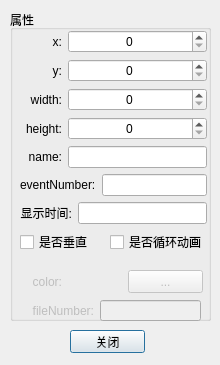
wc227/PSDPPRV, file WorkFlow/citempropertydialog.ui: the form before one commit.
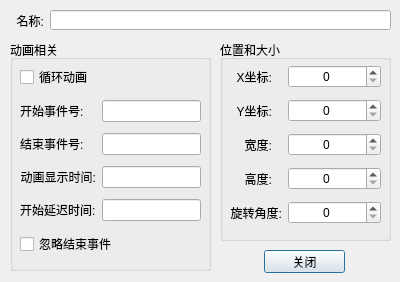
The form after the commit.

Commit message: 20171201 1 给“系统运行状态”页面上添加右键菜单，可添加和删除图元。 2 给“系统运行状态”页面上图元添加按键支持，可通过键盘移动图元，删除图元。 3 给“系统运行状态”页面上图元添加编辑对话框，可编辑图元的属性。 4 折线上添加动画效果，有两种类型的动画。一种是使用不断移动的三角形箭头，另一种是不断流动的虚线（流水效果）。 5 进一步优化了“动态条形图”和“输出矩形框”两种图元。

What changed in the file:
```diff
--- a/WorkFlow/citempropertydialog.ui
+++ b/WorkFlow/citempropertydialog.ui
@@ -6,86 +6,108 @@
    <rect>
     <x>0</x>
     <y>0</y>
-    <width>220</width>
-    <height>365</height>
+    <width>400</width>
+    <height>282</height>
    </rect>
   </property>
+  <property name="sizePolicy">
+   <sizepolicy hsizetype="Fixed" vsizetype="Fixed">
+    <horstretch>0</horstretch>
+    <verstretch>0</verstretch>
+   </sizepolicy>
+  </property>
   <property name="minimumSize">
    <size>
-    <width>220</width>
-    <height>365</height>
+    <width>400</width>
+    <height>282</height>
    </size>
   </property>
   <property name="maximumSize">
    <size>
-    <width>220</width>
-    <height>365</height>
+    <width>400</width>
+    <height>282</height>
    </size>
   </property>
   <property name="windowTitle">
    <string>Dialog</string>
   </property>
-  <widget class="QGroupBox" name="propertyDialog">
+  <widget class="QPushButton" name="btnOK">
    <property name="geometry">
     <rect>
-     <x>10</x>
+     <x>264</x>
+     <y>250</y>
+     <width>81</width>
+     <height>23</height>
+    </rect>
+   </property>
+   <property name="text">
+    <string>关闭</string>
+   </property>
+   <property name="default">
+    <bool>true</bool>
+   </property>
+  </widget>
+  <widget class="QLineEdit" name="lineEdit_Name">
+   <property name="geometry">
+    <rect>
+     <x>50</x>
      <y>10</y>
-     <width>201</width>
-     <height>311</height>
+     <width>341</width>
+     <height>20</height>
+    </rect>
+   </property>
+  </widget>
+  <widget class="QLabel" name="nameLabel">
+   <property name="geometry">
+    <rect>
+     <x>2</x>
+     <y>10</y>
+     <width>42</width>
+     <height>21</height>
+    </rect>
+   </property>
+   <property name="sizePolicy">
+    <sizepolicy hsizetype="Fixed" vsizetype="Preferred">
+     <horstretch>0</horstretch>
+     <verstretch>0</verstretch>
+    </sizepolicy>
+   </property>
+   <property name="minimumSize">
+    <size>
+     <width>42</width>
+     <height>0</height>
+    </size>
+   </property>
+   <property name="text">
+    <string>名称:</string>
+   </property>
+   <property name="alignment">
+    <set>Qt::AlignRight|Qt::AlignTrailing|Qt::AlignVCenter</set>
+   </property>
+  </widget>
+  <widget class="QGroupBox" name="groupBox">
+   <property name="geometry">
+    <rect>
+     <x>220</x>
+     <y>40</y>
+     <width>171</width>
+     <height>201</height>
     </rect>
    </property>
    <property name="title">
-    <string>属性</string>
+    <string>位置和大小</string>
    </property>
-   <widget class="QWidget" name="layoutWidget">
+   <widget class="QWidget" name="">
     <property name="geometry">
      <rect>
       <x>10</x>
       <y>20</y>
-      <width>187</width>
-      <height>231</height>
+      <width>151</width>
+      <height>171</height>
      </rect>
     </property>
     <layout class="QGridLayout" name="gridLayout">
-     <item row="1" column="0">
-      <layout class="QHBoxLayout" name="horizontalLayout_2">
-       <item>
-        <widget class="QLabel" name="pos_Y">
-         <property name="sizePolicy">
-          <sizepolicy hsizetype="Fixed" vsizetype="Preferred">
-           <horstretch>0</horstretch>
-           <verstretch>0</verstretch>
-          </sizepolicy>
-         </property>
-         <property name="minimumSize">
-          <size>
-           <width>42</width>
-           <height>0</height>
-          </size>
-         </property>
-         <property name="text">
-          <string>y:</string>
-         </property>
-         <property name="alignment">
-          <set>Qt::AlignRight|Qt::AlignTrailing|Qt::AlignVCenter</set>
-         </property>
-        </widget>
-       </item>
-       <item>
-        <widget class="QSpinBox" name="spinBox_Y">
-         <property name="alignment">
-          <set>Qt::AlignCenter</set>
-         </property>
-         <property name="maximum">
-          <number>1000</number>
-         </property>
-        </widget>
-       </item>
-      </layout>
-     </item>
      <item row="0" column="0">
-      <layout class="QHBoxLayout" name="horizontalLayout">
-       <item>
         <widget class="QLabel" name="pos_X">
          <property name="sizePolicy">
           <sizepolicy hsizetype="Fixed" vsizetype="Preferred">
@@ -99,15 +121,18 @@
            <height>0</height>
           </size>
          </property>
+       <property name="layoutDirection">
+        <enum>Qt::LeftToRight</enum>
+       </property>
          <property name="text">
-          <string>x:</string>
+        <string>X坐标:</string>
          </property>
          <property name="alignment">
           <set>Qt::AlignRight|Qt::AlignTrailing|Qt::AlignVCenter</set>
          </property>
         </widget>
        </item>
-       <item>
+     <item row="0" column="1">
         <widget class="QSpinBox" name="spinBox_X">
          <property name="alignment">
           <set>Qt::AlignCenter</set>
@@ -117,12 +142,8 @@
          </property>
         </widget>
        </item>
-      </layout>
-     </item>
-     <item row="3" column="0">
-      <layout class="QHBoxLayout" name="horizontalLayout_4">
-       <item>
-        <widget class="QLabel" name="size_Height">
+     <item row="1" column="0">
+      <widget class="QLabel" name="pos_Y">
          <property name="sizePolicy">
           <sizepolicy hsizetype="Fixed" vsizetype="Preferred">
            <horstretch>0</horstretch>
@@ -135,16 +156,19 @@
            <height>0</height>
           </size>
          </property>
+       <property name="layoutDirection">
+        <enum>Qt::LeftToRight</enum>
+       </property>
          <property name="text">
-          <string>height:</string>
+        <string>Y坐标:</string>
          </property>
          <property name="alignment">
           <set>Qt::AlignRight|Qt::AlignTrailing|Qt::AlignVCenter</set>
          </property>
         </widget>
        </item>
-       <item>
-        <widget class="QSpinBox" name="spinBox_Height">
+     <item row="1" column="1">
+      <widget class="QSpinBox" name="spinBox_Y">
          <property name="alignment">
           <set>Qt::AlignCenter</set>
          </property>
@@ -153,11 +177,7 @@
          </property>
         </widget>
        </item>
-      </layout>
-     </item>
      <item row="2" column="0">
-      <layout class="QHBoxLayout" name="horizontalLayout_3">
-       <item>
         <widget class="QLabel" name="size_Width">
          <property name="sizePolicy">
           <sizepolicy hsizetype="Fixed" vsizetype="Preferred">
@@ -171,15 +191,18 @@
            <height>0</height>
           </size>
          </property>
+       <property name="layoutDirection">
+        <enum>Qt::LeftToRight</enum>
+       </property>
          <property name="text">
-          <string>width:</string>
+        <string>宽度:</string>
          </property>
          <property name="alignment">
           <set>Qt::AlignRight|Qt::AlignTrailing|Qt::AlignVCenter</set>
          </property>
         </widget>
        </item>
-       <item>
+     <item row="2" column="1">
         <widget class="QSpinBox" name="spinBox_Width">
          <property name="alignment">
           <set>Qt::AlignCenter</set>
@@ -189,12 +212,43 @@
          </property>
         </widget>
        </item>
-      </layout>
+     <item row="3" column="0">
+      <widget class="QLabel" name="size_Height">
+       <property name="sizePolicy">
+        <sizepolicy hsizetype="Fixed" vsizetype="Preferred">
+         <horstretch>0</horstretch>
+         <verstretch>0</verstretch>
+        </sizepolicy>
+       </property>
+       <property name="minimumSize">
+        <size>
+         <width>42</width>
+         <height>0</height>
+        </size>
+       </property>
+       <property name="layoutDirection">
+        <enum>Qt::LeftToRight</enum>
+       </property>
+       <property name="text">
+        <string>高度:</string>
+       </property>
+       <property name="alignment">
+        <set>Qt::AlignRight|Qt::AlignTrailing|Qt::AlignVCenter</set>
+       </property>
+      </widget>
+     </item>
+     <item row="3" column="1">
+      <widget class="QSpinBox" name="spinBox_Height">
+       <property name="alignment">
+        <set>Qt::AlignCenter</set>
+       </property>
+       <property name="maximum">
+        <number>1000</number>
+       </property>
+      </widget>
      </item>
      <item row="4" column="0">
-      <layout class="QHBoxLayout" name="horizontalLayout_6">
-       <item>
-        <widget class="QLabel" name="nameLabel">
+      <widget class="QLabel" name="pos_X_2">
          <property name="sizePolicy">
           <sizepolicy hsizetype="Fixed" vsizetype="Preferred">
            <horstretch>0</horstretch>
@@ -207,205 +261,131 @@
            <height>0</height>
           </size>
          </property>
-         <property name="text">
-          <string>name:</string>
-         </property>
-         <property name="alignment">
-          <set>Qt::AlignRight|Qt::AlignTrailing|Qt::AlignVCenter</set>
-         </property>
-        </widget>
-       </item>
-       <item>
-        <widget class="QLineEdit" name="namelineEdit"/>
-       </item>
-      </layout>
-     </item>
-     <item row="6" column="0">
-      <layout class="QHBoxLayout" name="horizontalLayout_7">
-       <item>
-        <widget class="QLabel" name="showTimeLabel">
          <property name="layoutDirection">
           <enum>Qt::LeftToRight</enum>
          </property>
          <property name="text">
-          <string>显示时间:</string>
+        <string>旋转角度:</string>
          </property>
          <property name="alignment">
           <set>Qt::AlignRight|Qt::AlignTrailing|Qt::AlignVCenter</set>
          </property>
         </widget>
        </item>
-       <item>
-        <widget class="QLineEdit" name="showTimeLineEdit"/>
-       </item>
-      </layout>
-     </item>
-     <item row="5" column="0">
-      <layout class="QHBoxLayout" name="horizontalLayout_5">
-       <item>
+     <item row="4" column="1">
+      <widget class="QSpinBox" name="spinBox_Rotation">
+       <property name="alignment">
+        <set>Qt::AlignCenter</set>
+       </property>
+       <property name="maximum">
+        <number>1000</number>
+       </property>
+      </widget>
+     </item>
+    </layout>
+   </widget>
+  </widget>
+  <widget class="QGroupBox" name="groupBox_2">
+   <property name="geometry">
+    <rect>
+     <x>10</x>
+     <y>40</y>
+     <width>201</width>
+     <height>231</height>
+    </rect>
+   </property>
+   <property name="title">
+    <string>动画相关</string>
+   </property>
+   <widget class="QWidget" name="">
+    <property name="geometry">
+     <rect>
+      <x>10</x>
+      <y>20</y>
+      <width>181</width>
+      <height>201</height>
+     </rect>
+    </property>
+    <layout class="QGridLayout" name="gridLayout_2">
+     <item row="1" column="0">
         <widget class="QLabel" name="eventNumberLabel">
          <property name="layoutDirection">
-          <enum>Qt::LeftToRight</enum>
+        <enum>Qt::RightToLeft</enum>
          </property>
          <property name="text">
-          <string>eventNumber:</string>
+        <string>开始事件号:</string>
          </property>
         </widget>
        </item>
-       <item>
-        <widget class="QLineEdit" name="eventNumberlineEdit"/>
-       </item>
-      </layout>
+     <item row="2" column="1">
+      <widget class="QLineEdit" name="lineEdit_Event_Stop"/>
+     </item>
+     <item row="3" column="0">
+      <widget class="QLabel" name="showTimeLabel">
+       <property name="layoutDirection">
+        <enum>Qt::RightToLeft</enum>
+       </property>
+       <property name="text">
+        <string>动画显示时间:</string>
+       </property>
+       <property name="alignment">
+        <set>Qt::AlignRight|Qt::AlignTrailing|Qt::AlignVCenter</set>
+       </property>
+      </widget>
      </item>
-     <item row="7" column="0">
-      <layout class="QHBoxLayout" name="horizontalLayout_15">
-       <item>
-        <widget class="QCheckBox" name="checkBox">
+     <item row="5" column="0" colspan="2">
+      <widget class="QCheckBox" name="checkBox_IgnoreEndEvent">
          <property name="text">
-          <string>是否垂直</string>
+        <string>忽略结束事件</string>
          </property>
         </widget>
        </item>
-       <item>
+     <item row="4" column="0">
+      <widget class="QLabel" name="eventNumberLabel_3">
+       <property name="layoutDirection">
+        <enum>Qt::RightToLeft</enum>
+       </property>
+       <property name="text">
+        <string>开始延迟时间:</string>
+       </property>
+      </widget>
+     </item>
+     <item row="4" column="1">
+      <widget class="QLineEdit" name="lineEdit_StartDelay">
+       <property name="toolTip">
+        <string>单位：秒</string>
+       </property>
+      </widget>
+     </item>
+     <item row="3" column="1">
+      <widget class="QLineEdit" name="lineEdit_Duration">
+       <property name="toolTip">
+        <string>单位：秒</string>
+       </property>
+      </widget>
+     </item>
+     <item row="1" column="1">
+      <widget class="QLineEdit" name="lineEdit_Event_Start"/>
+     </item>
+     <item row="2" column="0">
+      <widget class="QLabel" name="eventNumberLabel_2">
+       <property name="layoutDirection">
+        <enum>Qt::RightToLeft</enum>
+       </property>
+       <property name="text">
+        <string>结束事件号:</string>
+       </property>
+      </widget>
+     </item>
+     <item row="0" column="0">
         <widget class="QCheckBox" name="checkBox_Loop">
          <property name="text">
-          <string>是否循环动画</string>
+        <string>循环动画</string>
          </property>
         </widget>
        </item>
       </layout>
-     </item>
-    </layout>
    </widget>
-   <widget class="QLabel" name="colorLabel">
-    <property name="enabled">
-     <bool>false</bool>
-    </property>
-    <property name="geometry">
-     <rect>
-      <x>10</x>
-      <y>260</y>
-      <width>42</width>
-      <height>23</height>
-     </rect>
-    </property>
-    <property name="sizePolicy">
-     <sizepolicy hsizetype="Fixed" vsizetype="Preferred">
-      <horstretch>0</horstretch>
-      <verstretch>0</verstretch>
-     </sizepolicy>
-    </property>
-    <property name="minimumSize">
-     <size>
-      <width>42</width>
-      <height>0</height>
-     </size>
-    </property>
-    <property name="text">
-     <string>color:</string>
-    </property>
-    <property name="alignment">
-     <set>Qt::AlignRight|Qt::AlignTrailing|Qt::AlignVCenter</set>
-    </property>
-   </widget>
-   <widget class="QLabel" name="colorshowLabel">
-    <property name="enabled">
-     <bool>false</bool>
-    </property>
-    <property name="geometry">
-     <rect>
-      <x>58</x>
-      <y>260</y>
-      <width>54</width>
-      <height>23</height>
-     </rect>
-    </property>
-    <property name="sizePolicy">
-     <sizepolicy hsizetype="Fixed" vsizetype="Preferred">
-      <horstretch>0</horstretch>
-      <verstretch>0</verstretch>
-     </sizepolicy>
-    </property>
-    <property name="minimumSize">
-     <size>
-      <width>54</width>
-      <height>0</height>
-     </size>
-    </property>
-    <property name="text">
-     <string/>
-    </property>
-   </widget>
-   <widget class="QPushButton" name="setColorButton">
-    <property name="enabled">
-     <bool>false</bool>
-    </property>
-    <property name="geometry">
-     <rect>
-      <x>118</x>
-      <y>260</y>
-      <width>75</width>
-      <height>23</height>
-     </rect>
-    </property>
-    <property name="sizePolicy">
-     <sizepolicy hsizetype="Maximum" vsizetype="Fixed">
-      <horstretch>0</horstretch>
-      <verstretch>0</verstretch>
-     </sizepolicy>
-    </property>
-    <property name="text">
-     <string>...</string>
-    </property>
-   </widget>
-   <widget class="QLineEdit" name="fileNumberlineEdit">
-    <property name="enabled">
-     <bool>false</bool>
-    </property>
-    <property name="geometry">
-     <rect>
-      <x>90</x>
-      <y>290</y>
-      <width>101</width>
-      <height>21</height>
-     </rect>
-    </property>
-   </widget>
-   <widget class="QLabel" name="fileNumberLabel">
-    <property name="enabled">
-     <bool>false</bool>
-    </property>
-    <property name="geometry">
-     <rect>
-      <x>12</x>
-      <y>290</y>
-      <width>72</width>
-      <height>21</height>
-     </rect>
-    </property>
-    <property name="text">
-     <string>fileNumber:</string>
-    </property>
-    <property name="alignment">
-     <set>Qt::AlignRight|Qt::AlignTrailing|Qt::AlignVCenter</set>
-    </property>
-   </widget>
-  </widget>
-  <widget class="QPushButton" name="btnOK">
-   <property name="geometry">
-    <rect>
-     <x>70</x>
-     <y>330</y>
-     <width>75</width>
-     <height>23</height>
-    </rect>
-   </property>
-   <property name="text">
-    <string>关闭</string>
-   </property>
-   <property name="default">
-    <bool>true</bool>
-   </property>
   </widget>
  </widget>
  <resources/>
```
Left out of the diff: 2 changed lines with no effect on the pictures. Lines whose indentation alone changed are shown as unchanged. The commit also changes 26 other files.
